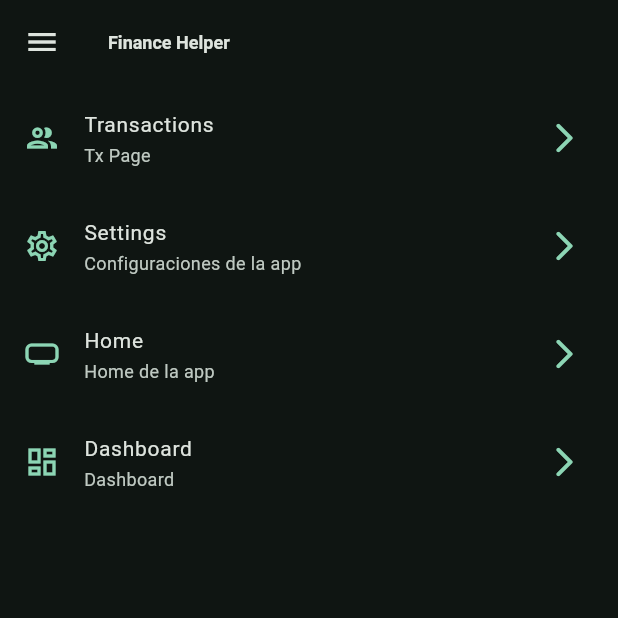
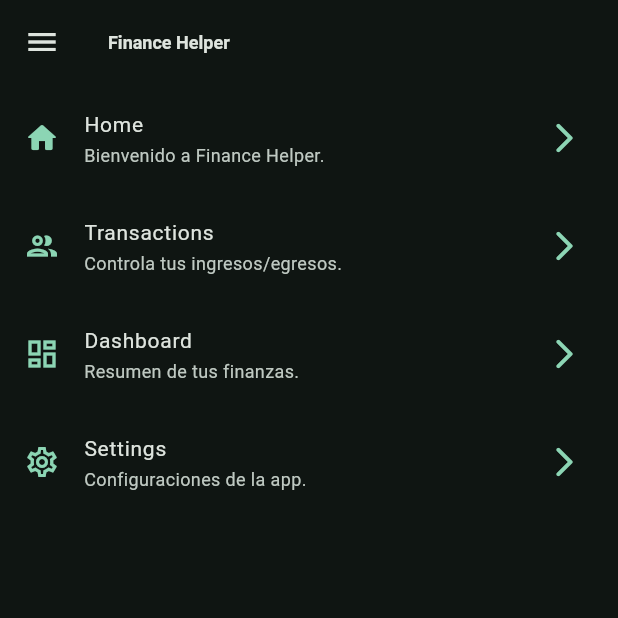
Before and after one commit to josemlegal/finance_helper, a Flutter app: the screen it shows after launch, on a phone screen of 412 x 824 dp, the top half of it. Run offline on Flutter 3.47's test engine with Material 2 defaults, Android fonts, the phone set to English and light mode, and no system bars; our stand-ins replace dio, get_it, go_router, hooks_riverpod, stacked_services.

Commit message:
Update the menu list

```diff
--- a/lib/core/menu/menu_list.dart
+++ b/lib/core/menu/menu_list.dart
@@ -15,23 +15,23 @@ class MenuItem {
 
 const appMenuItems = <MenuItem>[
   MenuItem(
+      title: 'Home',
+      subTitle: 'Bienvenido a Finance Helper.',
+      icon: Icons.home_rounded,
+      link: '/home-view'),
+  MenuItem(
       title: 'Transactions',
-      subTitle: 'Tx Page',
+      subTitle: 'Controla tus ingresos/egresos.',
       icon: Icons.people_outlined,
       link: '/transactions-view'),
   MenuItem(
+      title: 'Dashboard',
+      subTitle: 'Resumen de tus finanzas.',
+      icon: Icons.dashboard_outlined,
+      link: '/dashboard-view'),
+  MenuItem(
       title: 'Settings',
-      subTitle: 'Configuraciones de la app',
+      subTitle: 'Configuraciones de la app.',
       icon: Icons.settings_outlined,
       link: '/settings-view'),
-  MenuItem(
-      title: 'Home',
-      subTitle: 'Home de la app',
-      icon: Icons.home_max_outlined,
-      link: '/home-view'),
-  MenuItem(
-      title: 'Dashboard',
-      subTitle: 'Dashboard',
-      icon: Icons.dashboard_outlined,
-      link: '/dashboard-view'),
 ];
```
